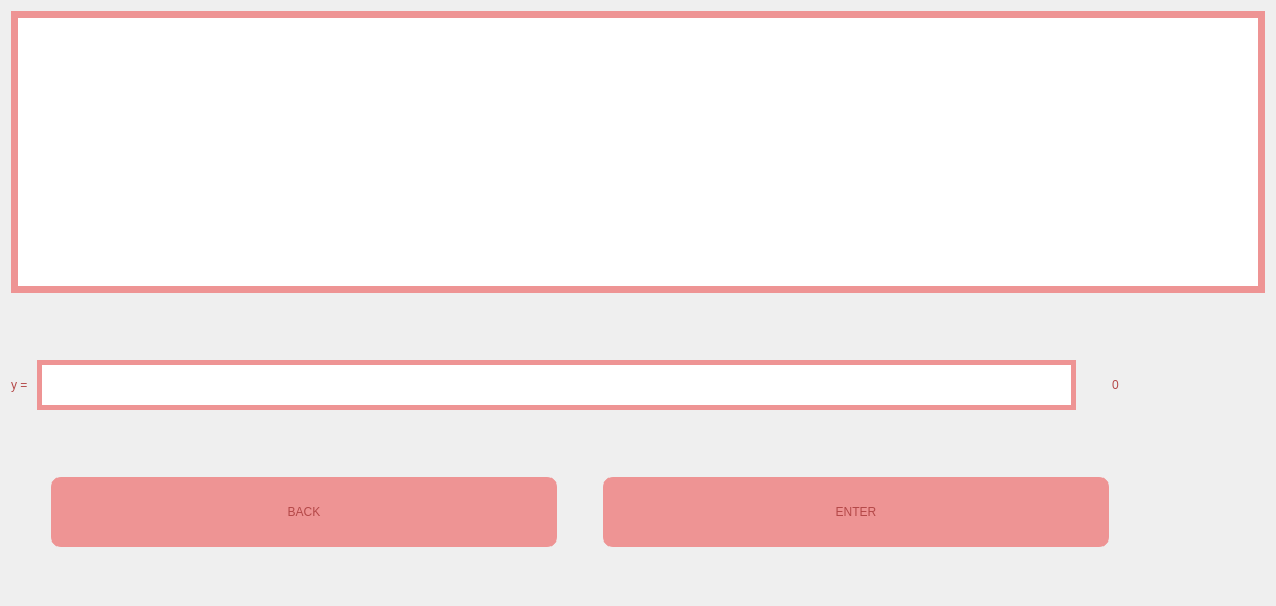
First picture: the form in MATFWars/guessgame.ui, repository Divljo31/MATFWars, before the edit.
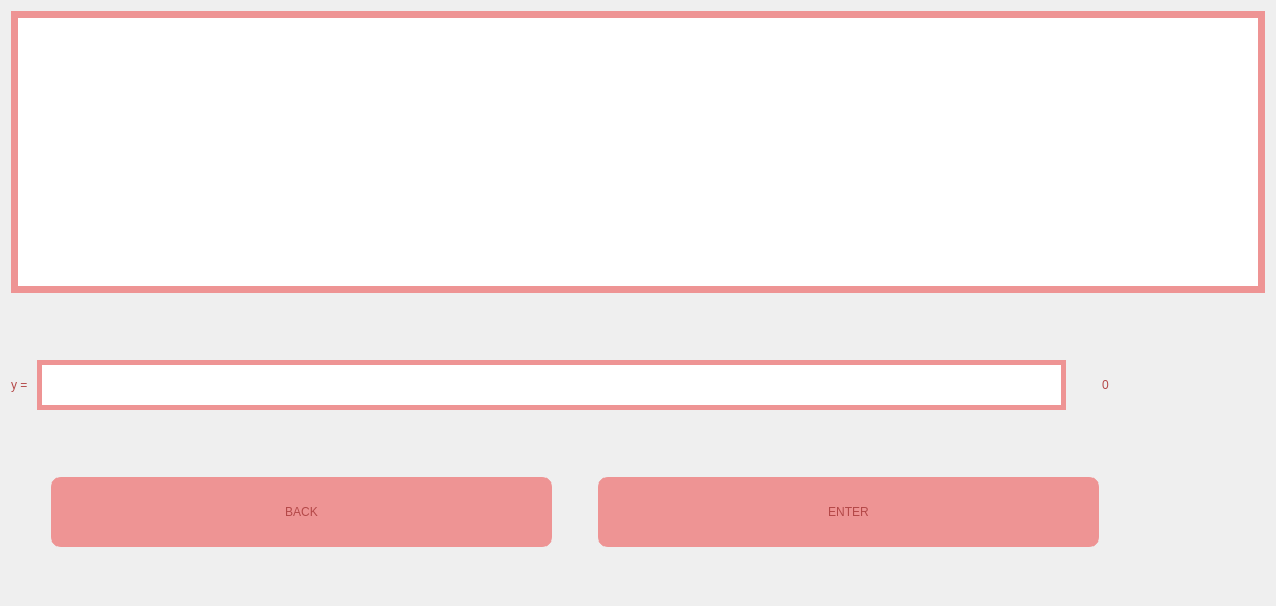
Second picture: the form after the edit. Icons and pictures are not drawn.

The edit to the form file:
```diff
--- a/MATFWars/guessgame.ui
+++ b/MATFWars/guessgame.ui
@@ -331,7 +331,7 @@
        </property>
        <property name="minimumSize">
         <size>
-         <width>30</width>
+         <width>40</width>
          <height>0</height>
         </size>
        </property>
```
Left out of the diff: 1 changed line with no effect on the pictures.
